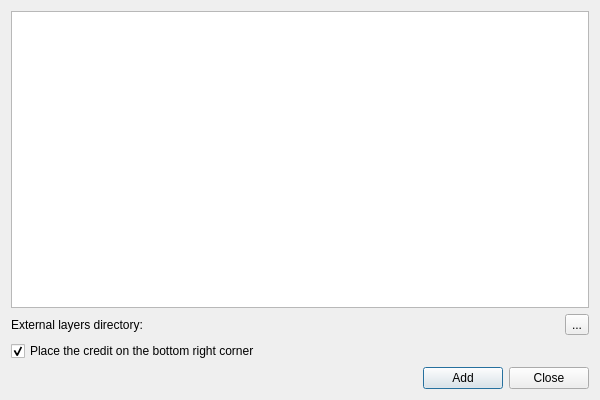
minorua/TileLayerPlugin, file addlayerdialog.ui: the form before one commit.
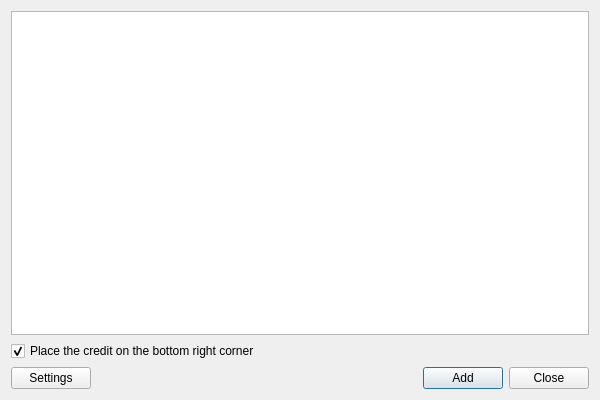
The form after the commit.

Commit message:
add settings button to add layer dialog
remove external layer definition directory edit in add layer dialog
change selection mode of tree view to ExtendedSelection
make settings dialog modal

```diff
--- a/addlayerdialog.ui
+++ b/addlayerdialog.ui
@@ -23,46 +23,6 @@
        </property>
       </widget>
      </item>
-     <item>
-      <layout class="QHBoxLayout" name="horizontalLayout">
-       <item>
-        <widget class="QLabel" name="label">
-         <property name="enabled">
-          <bool>true</bool>
-         </property>
-         <property name="text">
-          <string>External layers directory:</string>
-         </property>
-        </widget>
-       </item>
-       <item>
-        <widget class="QLabel" name="label_externalDirectory">
-         <property name="enabled">
-          <bool>true</bool>
-         </property>
-         <property name="sizePolicy">
-          <sizepolicy hsizetype="Expanding" vsizetype="Preferred">
-           <horstretch>0</horstretch>
-           <verstretch>0</verstretch>
-          </sizepolicy>
-         </property>
-         <property name="text">
-          <string/>
-         </property>
-        </widget>
-       </item>
-       <item>
-        <widget class="QToolButton" name="toolButton_externalDirectory">
-         <property name="enabled">
-          <bool>true</bool>
-         </property>
-         <property name="text">
-          <string>...</string>
-         </property>
-        </widget>
-       </item>
-      </layout>
-     </item>
      <item>
       <widget class="QCheckBox" name="checkBox_CreditVisibility">
        <property name="enabled">
@@ -78,6 +38,13 @@
      </item>
      <item>
       <layout class="QHBoxLayout" name="horizontalLayout_2">
+       <item>
+        <widget class="QPushButton" name="pushButton_Settings">
+         <property name="text">
+          <string>Settings</string>
+         </property>
+        </widget>
+       </item>
        <item>
         <spacer name="horizontalSpacer_2">
          <property name="orientation">
```
Left out of the diff: 2 changed lines with no effect on the pictures. The commit also changes 3 other files.
